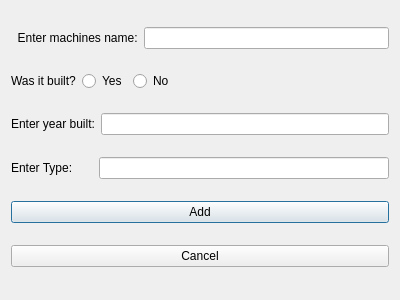
First picture: the form in vika3/dialogues/addmachine.ui, repository editomars/VLN1_h22, before the edit.
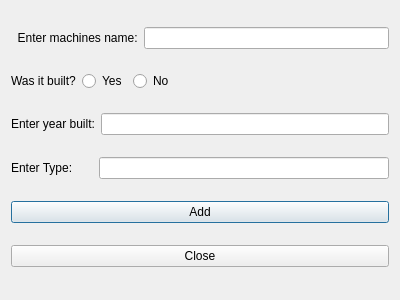
Second picture: the form after the edit.

```diff
--- a/vika3/dialogues/addmachine.ui
+++ b/vika3/dialogues/addmachine.ui
@@ -123,7 +123,7 @@
    <item>
     <widget class="QPushButton" name="vButton_cancel">
      <property name="text">
-      <string>Cancel</string>
+      <string>Close</string>
      </property>
     </widget>
    </item>
```
